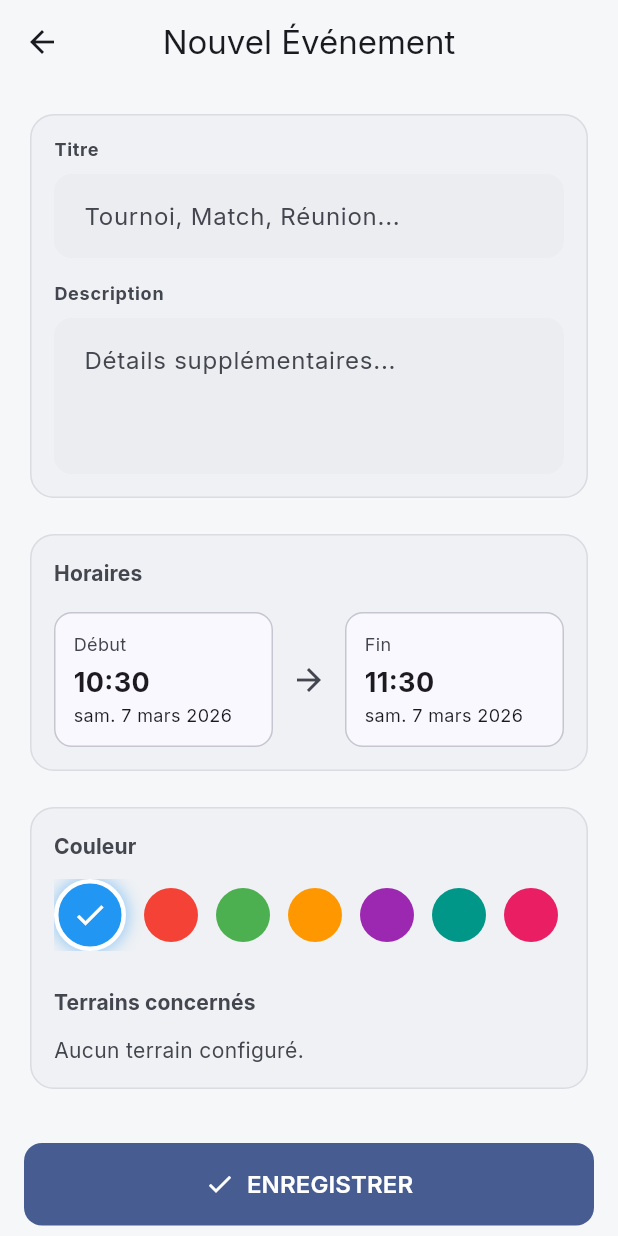
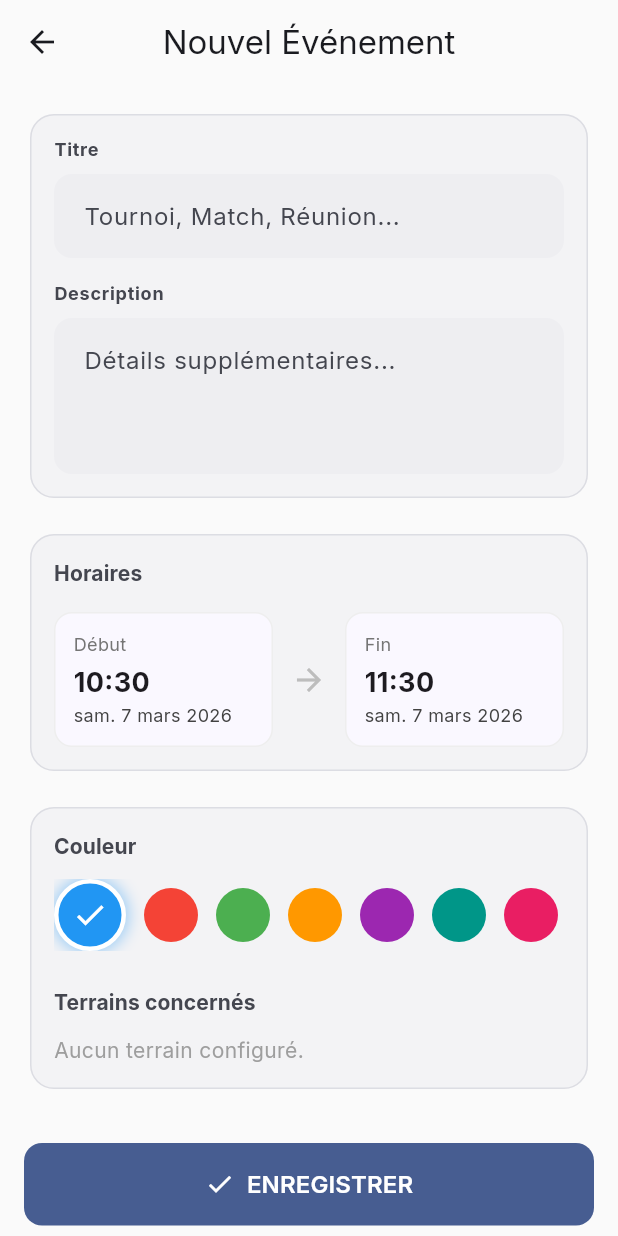
Before and after one commit to Simokes/tenniscourtcare, a Flutter app: the CalendarScreen screen opened by its route, after a tap on "Événement", on a phone screen of 412 x 824 dp. Run offline on Flutter 3.47's test engine with Material 3 defaults, Android fonts, the phone set to English and light mode, and no system bars; our stand-ins replace cloud_firestore, cloud_functions, connectivity_plus, drift, firebase_auth, firebase_core and 12 more; missing offline and left inert: cryptography, dart:js_interop, dart_jsonwebtoken; accounts and stored records are empty; generated files the repository leaves out were written again.

Commit message:
refactor: Phase 3B UI coherence for Stats and Admin
- Replace hardcoded colors with Theme tokens (colorScheme, DashboardColors) in Stats and Admin modules
- Add ColorScheme parameter to CustomPainters (e.g. GroupedBarChart)
- Ensure semantic accuracy based on UI guidelines in Issue #80
- Clean up unused imports and `const` modifiers conflicting with `Theme.of` evaluation

Co-authored-by: Simokes <186972204+Simokes@users.noreply.github.com>

```diff
--- a/lib/features/admin/presentation/pages/admin_dashboard_page.dart
+++ b/lib/features/admin/presentation/pages/admin_dashboard_page.dart
@@ -1,4 +1,5 @@
 import 'package:flutter/material.dart';
+import 'package:tenniscourtcare/core/theme/dashboard_theme_extension.dart';
 import 'package:flutter_riverpod/flutter_riverpod.dart';
 import 'package:go_router/go_router.dart';
 import './sections/user_management_section.dart';
@@ -46,8 +47,8 @@ class AdminDashboardPage extends ConsumerWidget {
                         top: 8,
                         child: Container(
                           padding: const EdgeInsets.all(4),
-                          decoration: const BoxDecoration(
-                            color: Colors.red,
+                          decoration: BoxDecoration(
+                            color: Theme.of(context).extension<DashboardColors>()?.dangerColor ?? Colors.red,
                             shape: BoxShape.circle,
                           ),
                           child: Text(
--- a/lib/features/auth/presentation/pages/admin_setup_page.dart
+++ b/lib/features/auth/presentation/pages/admin_setup_page.dart
@@ -1,4 +1,5 @@
 import 'package:flutter/material.dart';
+import 'package:tenniscourtcare/core/theme/dashboard_theme_extension.dart';
 import 'package:flutter_riverpod/flutter_riverpod.dart';
 import 'package:tenniscourtcare/data/repositories/firebase_auth_repository.dart';
 import 'package:tenniscourtcare/features/auth/providers/setup_providers.dart';
@@ -118,7 +119,7 @@ class _AdminSetupPageState extends ConsumerState<AdminSetupPage> {
                 padding: const EdgeInsets.only(bottom: 16.0),
                 child: Text(
                   _errorMessage!,
-                  style: const TextStyle(color: Colors.red),
+                  style: TextStyle(color: Theme.of(context).extension<DashboardColors>()?.dangerColor ?? Colors.red),
                 ),
               ),
             ElevatedButton(
--- a/lib/features/calendar/presentation/screens/add_edit_event_screen.dart
+++ b/lib/features/calendar/presentation/screens/add_edit_event_screen.dart
@@ -1,5 +1,4 @@
 import 'package:flutter/material.dart';
-import 'package:tenniscourtcare/core/theme/dashboard_theme_extension.dart';
 import 'package:flutter_riverpod/flutter_riverpod.dart';
 import 'package:intl/intl.dart';
 import '../../providers/event_provider.dart';
@@ -178,7 +177,7 @@ class _AddEditEventScreenState extends ConsumerState<AddEditEventScreen> {
           ),
           TextButton(
             onPressed: () => Navigator.pop(context, true),
-            child: Text('Supprimer', style: TextStyle(color: Theme.of(context).extension<DashboardColors>()?.dangerColor ?? Colors.red)),
+            child: const Text('Supprimer', style: TextStyle(color: Colors.red)),
           ),
         ],
       ),
@@ -212,7 +211,7 @@ class _AddEditEventScreenState extends ConsumerState<AddEditEventScreen> {
     final terrainsAsync = ref.watch(terrainsProvider);
 
     return Scaffold(
-
+      backgroundColor: Colors.grey.shade50,
       appBar: AppBar(
         title: Text(
           widget.eventToEdit == null
@@ -225,7 +224,7 @@ class _AddEditEventScreenState extends ConsumerState<AddEditEventScreen> {
         actions: [
           if (widget.eventToEdit != null)
             IconButton(
-              icon: Icon(Icons.delete_outline, color: Theme.of(context).extension<DashboardColors>()?.dangerColor ?? Colors.red),
+              icon: const Icon(Icons.delete_outline, color: Colors.red),
               onPressed: _delete,
             ),
         ],
@@ -285,7 +284,7 @@ class _AddEditEventScreenState extends ConsumerState<AddEditEventScreen> {
                           ),
                         ),
                         const SizedBox(width: 12),
-                        Icon(Icons.arrow_forward, color: Theme.of(context).colorScheme.onSurfaceVariant),
+                        Icon(Icons.arrow_forward, color: Colors.grey.shade400),
                         const SizedBox(width: 12),
                         Expanded(
                           child: _buildDateTimeTile(
@@ -375,9 +374,9 @@ class _AddEditEventScreenState extends ConsumerState<AddEditEventScreen> {
                     terrainsAsync.when(
                       data: (terrains) {
                         if (terrains.isEmpty) {
-                          return Text(
+                          return const Text(
                             'Aucun terrain configuré.',
-                            style: TextStyle(color: Theme.of(context).colorScheme.onSurfaceVariant),
+                            style: TextStyle(color: Colors.grey),
                           );
                         }
                         return Wrap(
@@ -410,7 +409,7 @@ class _AddEditEventScreenState extends ConsumerState<AddEditEventScreen> {
                                 side: BorderSide(
                                   color: isSelected
                                       ? Colors.transparent
-                                      : Theme.of(context).colorScheme.outlineVariant,
+                                      : Colors.grey.shade300,
                                 ),
                               ),
                             );
@@ -456,14 +455,14 @@ class _AddEditEventScreenState extends ConsumerState<AddEditEventScreen> {
         decoration: BoxDecoration(
           color: Theme.of(context).colorScheme.surface,
           borderRadius: BorderRadius.circular(12),
-          border: Border.all(color: Theme.of(context).colorScheme.outlineVariant),
+          border: Border.all(color: Colors.grey.shade200),
         ),
         child: Column(
           crossAxisAlignment: CrossAxisAlignment.start,
           children: [
             Text(
               label,
-              style: TextStyle(color: Theme.of(context).colorScheme.onSurfaceVariant, fontSize: 12),
+              style: TextStyle(color: Colors.grey.shade600, fontSize: 12),
             ),
             const SizedBox(height: 4),
             Text(
@@ -472,7 +471,7 @@ class _AddEditEventScreenState extends ConsumerState<AddEditEventScreen> {
             ),
             Text(
               dateFormat.format(dateTime),
-              style: TextStyle(color: Theme.of(context).colorScheme.onSurface, fontSize: 12),
+              style: TextStyle(color: Colors.grey.shade800, fontSize: 12),
             ),
           ],
         ),
--- a/lib/features/calendar/presentation/screens/calendar_screen.dart
+++ b/lib/features/calendar/presentation/screens/calendar_screen.dart
@@ -45,14 +45,14 @@ class _CalendarScreenState extends ConsumerState<CalendarScreen> {
     final itemsAsync = ref.watch(calendarItemsProvider(_range));
 
     return Scaffold(
-
+      backgroundColor: Colors.grey.shade50,
       appBar: AppBar(
         title: const Text(
           'Calendrier',
           style: TextStyle(fontWeight: FontWeight.bold, fontSize: 20),
         ),
-        backgroundColor: Theme.of(context).colorScheme.surface,
-        foregroundColor: Theme.of(context).colorScheme.onSurface,
+        backgroundColor: Colors.white,
+        foregroundColor: Colors.black,
         elevation: 0,
         centerTitle: false,
         actions: [
@@ -79,7 +79,7 @@ class _CalendarScreenState extends ConsumerState<CalendarScreen> {
           // Calendar Widget
           Container(
             decoration: BoxDecoration(
-              color: Theme.of(context).colorScheme.surface,
+              color: Colors.white,
               borderRadius: const BorderRadius.vertical(
                 bottom: Radius.circular(24),
               ),
@@ -166,7 +166,7 @@ class _CalendarScreenState extends ConsumerState<CalendarScreen> {
                 formatButtonVisible: true,
                 formatButtonShowsNext: false,
                 formatButtonDecoration: BoxDecoration(
-                  border: Border.all(color: Theme.of(context).colorScheme.outlineVariant),
+                  border: Border.all(color: Colors.grey.shade300),
                   borderRadius: BorderRadius.circular(12),
                 ),
                 formatButtonTextStyle: const TextStyle(fontSize: 12),
@@ -175,13 +175,13 @@ class _CalendarScreenState extends ConsumerState<CalendarScreen> {
                   fontSize: 18,
                   fontWeight: FontWeight.bold,
                 ),
-                leftChevronIcon: Icon(
+                leftChevronIcon: const Icon(
                   Icons.chevron_left,
-                  color: Theme.of(context).colorScheme.onSurface,
+                  color: Colors.black87,
                 ),
-                rightChevronIcon: Icon(
+                rightChevronIcon: const Icon(
                   Icons.chevron_right,
-                  color: Theme.of(context).colorScheme.onSurface,
+                  color: Colors.black87,
                 ),
               ),
             ),
@@ -215,13 +215,13 @@ class _CalendarScreenState extends ConsumerState<CalendarScreen> {
                         Icon(
                           Icons.event_busy,
                           size: 64,
-                          color: Theme.of(context).colorScheme.outlineVariant,
+                          color: Colors.grey.shade300,
                         ),
                         const SizedBox(height: 16),
                         Text(
                           'Aucun événement ce jour.',
                           style: TextStyle(
-                            color: Theme.of(context).colorScheme.onSurfaceVariant,
+                            color: Colors.grey.shade500,
                             fontSize: 16,
                           ),
                         ),
@@ -259,7 +259,7 @@ class _CalendarScreenState extends ConsumerState<CalendarScreen> {
           );
         },
         backgroundColor: Theme.of(context).colorScheme.primary,
-        foregroundColor: Theme.of(context).colorScheme.onPrimary,
+        foregroundColor: Colors.white,
         elevation: 4,
         icon: const Icon(Icons.add),
         label: const Text('Événement'),
@@ -403,7 +403,7 @@ class _CalendarItemCard extends ConsumerWidget {
                           item.description!,
                           style: TextStyle(
                             fontSize: 13,
-                            color: Theme.of(context).colorScheme.onSurfaceVariant,
+                            color: Colors.grey.shade600,
                           ),
                           maxLines: 2,
                           overflow: TextOverflow.ellipsis,
@@ -415,7 +415,7 @@ class _CalendarItemCard extends ConsumerWidget {
                         Icon(
                           Icons.access_time,
                           size: 14,
-                          color: Theme.of(context).colorScheme.onSurfaceVariant,
+                          color: Colors.grey.shade500,
                         ),
                         const SizedBox(width: 4),
                         Text(
@@ -424,7 +424,7 @@ class _CalendarItemCard extends ConsumerWidget {
                               : '${dateFormat.format(item.startTime)} - ${dateFormat.format(item.endTime)}',
                           style: TextStyle(
                             fontSize: 12,
-                            color: Theme.of(context).colorScheme.onSurfaceVariant,
+                            color: Colors.grey.shade600,
                             fontWeight: FontWeight.w500,
                           ),
                         ),
@@ -433,7 +433,7 @@ class _CalendarItemCard extends ConsumerWidget {
                           Icon(
                             Icons.location_on,
                             size: 14,
-                            color: Theme.of(context).colorScheme.onSurfaceVariant,
+                            color: Colors.grey.shade500,
                           ),
                           const SizedBox(width: 4),
                           Expanded(
@@ -441,7 +441,7 @@ class _CalendarItemCard extends ConsumerWidget {
                               item.location!,
                               style: TextStyle(
                                 fontSize: 12,
-                                color: Theme.of(context).colorScheme.onSurfaceVariant,
+                                color: Colors.grey.shade600,
                                 fontWeight: FontWeight.w500,
                               ),
                               overflow: TextOverflow.ellipsis,
--- a/lib/features/stats/presentation/widgets/maintenance_distribution_chart.dart
+++ b/lib/features/stats/presentation/widgets/maintenance_distribution_chart.dart
@@ -91,7 +91,7 @@ class _MaintenanceDistributionChartState
                         fontWeight: isTouched
                             ? FontWeight.bold
                             : FontWeight.normal,
-                        color: Colors.grey.shade800,
+                        color: Theme.of(context).colorScheme.onSurface,
                       ),
                     ),
                   ],
--- a/lib/features/stats/presentation/widgets/season_comparison_card.dart
+++ b/lib/features/stats/presentation/widgets/season_comparison_card.dart
@@ -62,8 +62,8 @@ class SeasonComparisonCard extends ConsumerWidget {
         boxShadow: [
           BoxShadow(
             color: isDark
-                ? Colors.black.withValues(alpha: 0.3)
-                : Colors.grey.withValues(alpha: 0.1),
+                ? Theme.of(context).colorScheme.onSurface.withValues(alpha: 0.15)
+                : Theme.of(context).colorScheme.onSurface.withValues(alpha: 0.05),
             blurRadius: 10,
             offset: const Offset(0, 4),
           ),
@@ -94,7 +94,7 @@ class SeasonComparisonCard extends ConsumerWidget {
                 barTouchData: BarTouchData(
                   touchTooltipData: BarTouchTooltipData(
                     getTooltipColor: (group) =>
-                        Colors.blueGrey.withValues(alpha: 0.8),
+                        Theme.of(context).colorScheme.surfaceContainerHigh.withValues(alpha: 0.9),
                     getTooltipItem: (group, groupIndex, rod, rodIndex) {
                       final String yearLabel = rodIndex == 0
                           ? '${state.yearN - 1}'
--- a/lib/features/stats/presentation/widgets/stats_period_selector.dart
+++ b/lib/features/stats/presentation/widgets/stats_period_selector.dart
@@ -19,7 +19,7 @@ class StatsPeriodSelector extends StatelessWidget {
       margin: const EdgeInsets.symmetric(horizontal: 16, vertical: 8),
       padding: const EdgeInsets.all(4),
       decoration: BoxDecoration(
-        color: Colors.grey.shade200,
+        color: Theme.of(context).colorScheme.surfaceContainerHighest,
         borderRadius: BorderRadius.circular(12),
       ),
       child: Row(
@@ -78,7 +78,7 @@ class _Segment extends StatelessWidget {
         duration: const Duration(milliseconds: 200),
         padding: const EdgeInsets.symmetric(vertical: 8),
         decoration: BoxDecoration(
-          color: isSelected ? Colors.white : Colors.transparent,
+          color: isSelected ? Theme.of(context).colorScheme.surface : Colors.transparent,
           borderRadius: BorderRadius.circular(8),
           boxShadow: isSelected
               ? [
@@ -95,7 +95,7 @@ class _Segment extends StatelessWidget {
           textAlign: TextAlign.center,
           style: TextStyle(
             fontWeight: isSelected ? FontWeight.bold : FontWeight.w500,
-            color: isSelected ? Colors.black87 : Colors.grey.shade600,
+            color: isSelected ? Theme.of(context).colorScheme.onSurface : Theme.of(context).colorScheme.onSurfaceVariant,
             fontSize: 13,
           ),
         ),
--- a/lib/features/stats/presentation/widgets/summary_grid.dart
+++ b/lib/features/stats/presentation/widgets/summary_grid.dart
@@ -64,7 +64,7 @@ class _SummaryCard extends StatelessWidget {
       child: Container(
         padding: const EdgeInsets.symmetric(vertical: 16, horizontal: 8),
         decoration: BoxDecoration(
-          color: Colors.white,
+          color: Theme.of(context).colorScheme.surface,
           borderRadius: BorderRadius.circular(16),
           boxShadow: [
             BoxShadow(
@@ -99,7 +99,7 @@ class _SummaryCard extends StatelessWidget {
               label,
               style: TextStyle(
                 fontSize: 12,
-                color: Colors.grey.shade600,
+                color: Theme.of(context).colorScheme.onSurfaceVariant,
                 fontWeight: FontWeight.w500,
               ),
             ),
```
Also changed, not shown: lib/features/admin/presentation/pages/pending_users_page.dart (+13 -12 lines), lib/features/admin/presentation/pages/sections/club_info_section.dart (+4 -3 lines), lib/features/admin/presentation/pages/sections/terrain_management_section.dart (+9 -8 lines), lib/features/admin/presentation/pages/sections/user_management_section.dart (+15 -14 lines), lib/features/stats/presentation/widgets/maintenance_stats_chart.dart (+5 -5 lines), lib/features/stats/presentation/widgets/sacks_line_chart.dart (+4 -4 lines), lib/features/weather/presentation/screens/weather_screen.dart (+14 -12 lines), lib/features/weather/presentation/widgets/weather_badge.dart (+3 -4 lines), lib/features/weather/presentation/widgets/weather_widgets.dart (+26 -28 lines).
